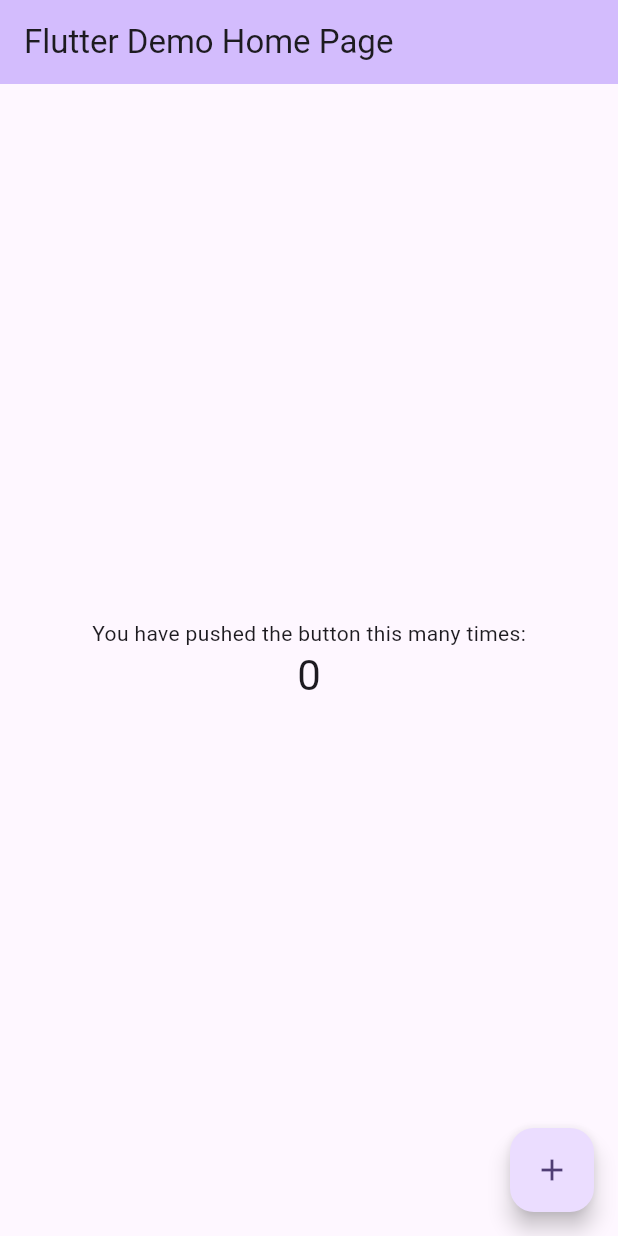
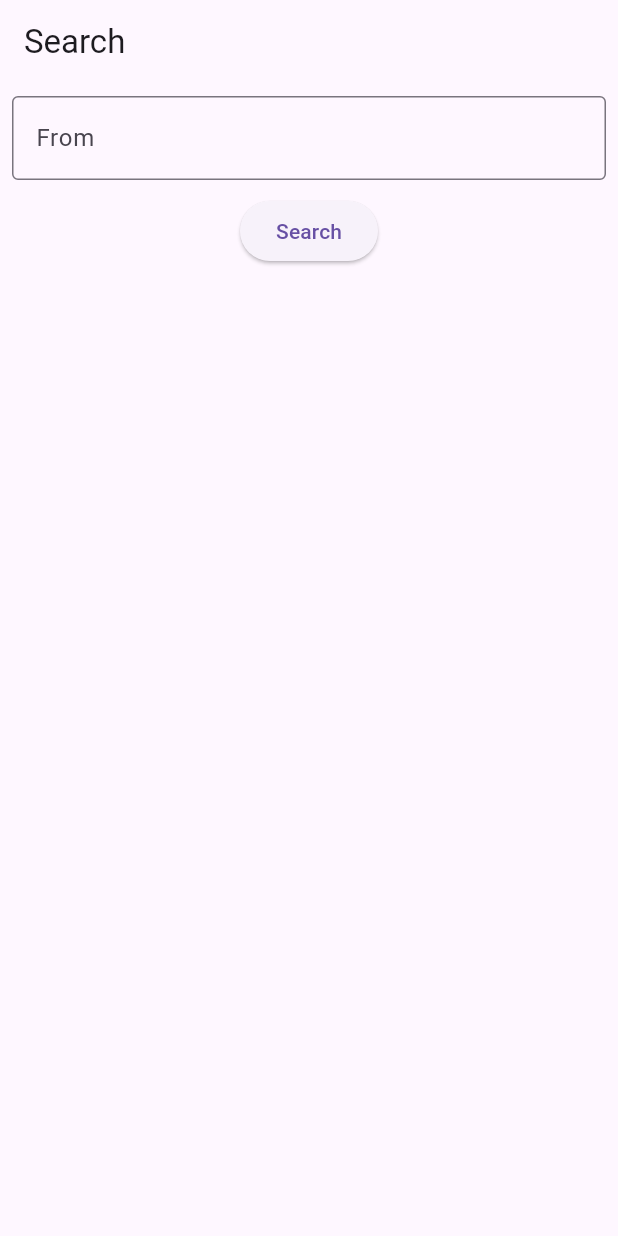
Before and after one commit to MouridIbrahim/bus_reservation, a Flutter app: the screen it shows after launch, on a phone screen of 412 x 824 dp. Run offline on Flutter 3.47's test engine with Material 3 defaults, Android fonts, the phone set to English and light mode, and no system bars.

Commit message:
create screens folder

```diff
--- a/bus_reservation/lib/main.dart
+++ b/bus_reservation/lib/main.dart
@@ -1,3 +1,4 @@
+import 'package:bus_reservation/screens/search_page.dart';
 import 'package:flutter/material.dart';
 
 void main() {
@@ -7,116 +8,15 @@ void main() {
 class MyApp extends StatelessWidget {
   const MyApp({super.key});
 
-  // This widget is the root of your application.
   @override
   Widget build(BuildContext context) {
     return MaterialApp(
       title: 'Flutter Demo',
       theme: ThemeData(
-        // This is the theme of your application.
-        //
-        // TRY THIS: Try running your application with "flutter run". You'll see
-        // the application has a purple toolbar. Then, without quitting the app,
-        // try changing the seedColor in the colorScheme below to Colors.green
-        // and then invoke "hot reload" (save your changes or press the "hot
-        // reload" button in a Flutter-supported IDE, or press "r" if you used
-        // the command line to start the app).
-        //
-        // Notice that the counter didn't reset back to zero; the application
-        // state is not lost during the reload. To reset the state, use hot
-        // restart instead.
-        //
-        // This works for code too, not just values: Most code changes can be
-        // tested with just a hot reload.
-        colorScheme: ColorScheme.fromSeed(seedColor: Colors.deepPurple),
+        primarySwatch: Colors.blue,
+        brightness: Brightness.light
       ),
-      home: const MyHomePage(title: 'Flutter Demo Home Page'),
+      home: SearchPage(),
     );
   }
 }
-
-class MyHomePage extends StatefulWidget {
-  const MyHomePage({super.key, required this.title});
-
-  // This widget is the home page of your application. It is stateful, meaning
-  // that it has a State object (defined below) that contains fields that affect
-  // how it looks.
-
-  // This class is the configuration for the state. It holds the values (in this
-  // case the title) provided by the parent (in this case the App widget) and
-  // used by the build method of the State. Fields in a Widget subclass are
-  // always marked "final".
-
-  final String title;
-
-  @override
-  State<MyHomePage> createState() => _MyHomePageState();
-}
-
-class _MyHomePageState extends State<MyHomePage> {
-  int _counter = 0;
-
-  void _incrementCounter() {
-    setState(() {
-      // This call to setState tells the Flutter framework that something has
-      // changed in this State, which causes it to rerun the build method below
-      // so that the display can reflect the updated values. If we changed
-      // _counter without calling setState(), then the build method would not be
-      // called again, and so nothing would appear to happen.
-      _counter++;
-    });
-  }
-
-  @override
-  Widget build(BuildContext context) {
-    // This method is rerun every time setState is called, for instance as done
-    // by the _incrementCounter method above.
-    //
-    // The Flutter framework has been optimized to make rerunning build methods
-    // fast, so that you can just rebuild anything that needs updating rather
-    // than having to individually change instances of widgets.
-    return Scaffold(
-      appBar: AppBar(
-        // TRY THIS: Try changing the color here to a specific color (to
-        // Colors.amber, perhaps?) and trigger a hot reload to see the AppBar
-        // change color while the other colors stay the same.
-        backgroundColor: Theme.of(context).colorScheme.inversePrimary,
-        // Here we take the value from the MyHomePage object that was created by
-        // the App.build method, and use it to set our appbar title.
-        title: Text(widget.title),
-      ),
-      body: Center(
-        // Center is a layout widget. It takes a single child and positions it
-        // in the middle of the parent.
-        child: Column(
-          // Column is also a layout widget. It takes a list of children and
-          // arranges them vertically. By default, it sizes itself to fit its
-          // children horizontally, and tries to be as tall as its parent.
-          //
-          // Column has various properties to control how it sizes itself and
-          // how it positions its children. Here we use mainAxisAlignment to
-          // center the children vertically; the main axis here is the vertical
-          // axis because Columns are vertical (the cross axis would be
-          // horizontal).
-          //
-          // TRY THIS: Invoke "debug painting" (choose the "Toggle Debug Paint"
-          // action in the IDE, or press "p" in the console), to see the
-          // wireframe for each widget.
-          mainAxisAlignment: MainAxisAlignment.center,
-          children: <Widget>[
-            const Text('You have pushed the button this many times:'),
-            Text(
-              '$_counter',
-              style: Theme.of(context).textTheme.headlineMedium,
-            ),
-          ],
-        ),
-      ),
-      floatingActionButton: FloatingActionButton(
-        onPressed: _incrementCounter,
-        tooltip: 'Increment',
-        child: const Icon(Icons.add),
-      ), // This trailing comma makes auto-formatting nicer for build methods.
-    );
-  }
-}
--- /dev/null
+++ b/bus_reservation/lib/screens/search_page.dart
@@ -0,0 +1,35 @@
+import 'package:flutter/material.dart';
+
+class SearchPage extends StatefulWidget {
+  const SearchPage({super.key});
+
+  @override
+  State<SearchPage> createState() => _SearchPageState();
+}
+
+class _SearchPageState extends State<SearchPage> {
+  @override
+  Widget build(BuildContext context) {
+    return Scaffold(
+      appBar: AppBar(title: Text('Search')),
+      body: Padding(
+        padding: EdgeInsets.all(8.0),
+        child: Column(children: [
+          TextField(
+            decoration: InputDecoration(
+              labelText: 'From',
+              border: OutlineInputBorder(),
+            ),
+          ),
+          SizedBox(height: 10),
+          ElevatedButton(
+            onPressed: () {
+              // Implement search functionality here
+            },
+            child: Text('Search'),
+          ),
+        ]),
+      ),
+    );
+  }
+}
```
